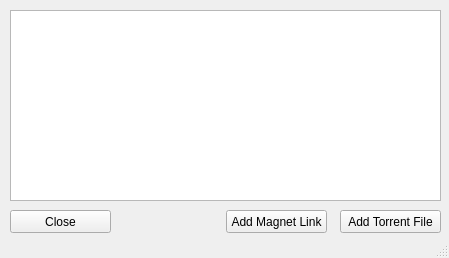
Old version of the form src/view/ui/mainwindow.ui in the repository RdeWilde/JoyStream.
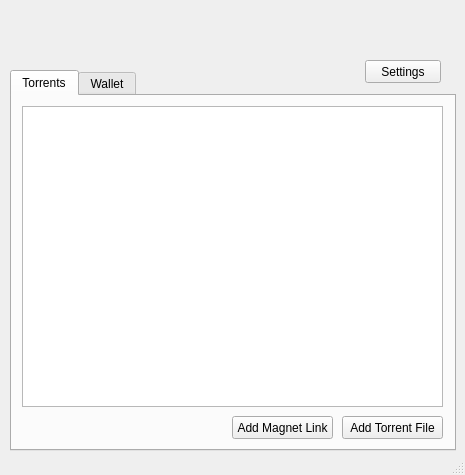
New version of the form. Icons and pictures are not drawn.

Diff of the .ui file:
```diff
--- a/src/view/ui/mainwindow.ui
+++ b/src/view/ui/mainwindow.ui
@@ -6,61 +6,112 @@
    <rect>
     <x>0</x>
     <y>0</y>
-    <width>449</width>
-    <height>258</height>
+    <width>465</width>
+    <height>475</height>
    </rect>
   </property>
   <property name="windowTitle">
    <string>MainWindow</string>
   </property>
   <widget class="QWidget" name="centralWidget">
-   <widget class="QTableView" name="tableView">
+   <widget class="QPushButton" name="settingsPushButton">
     <property name="geometry">
      <rect>
-      <x>10</x>
-      <y>10</y>
-      <width>431</width>
-      <height>191</height>
-     </rect>
-    </property>
-   </widget>
-   <widget class="QPushButton" name="addTorrentFilePushButton">
-    <property name="geometry">
-     <rect>
-      <x>340</x>
-      <y>210</y>
-      <width>101</width>
+      <x>365</x>
+      <y>60</y>
+      <width>76</width>
       <height>23</height>
      </rect>
     </property>
     <property name="text">
-     <string>Add Torrent File</string>
+     <string>Settings</string>
     </property>
    </widget>
-   <widget class="QPushButton" name="closePushButton">
+   <widget class="QTabWidget" name="tabWidget">
     <property name="geometry">
      <rect>
       <x>10</x>
-      <y>210</y>
-      <width>101</width>
-      <height>23</height>
+      <y>70</y>
+      <width>446</width>
+      <height>381</height>
      </rect>
     </property>
-    <property name="text">
-     <string>Close</string>
+    <property name="tabShape">
+     <enum>QTabWidget::Rounded</enum>
     </property>
+    <property name="currentIndex">
+     <number>0</number>
+    </property>
+    <property name="iconSize">
+     <size>
+      <width>32</width>
+      <height>32</height>
+     </size>
+    </property>
+    <property name="elideMode">
+     <enum>Qt::ElideNone</enum>
+    </property>
+    <widget class="QWidget" name="torrentsTab">
+     <attribute name="title">
+      <string>Torrents</string>
+     </attribute>
+     <widget class="QTableView" name="tableView">
+      <property name="geometry">
+       <rect>
+        <x>10</x>
+        <y>10</y>
+        <width>421</width>
+        <height>301</height>
+       </rect>
+      </property>
+     </widget>
+     <widget class="QPushButton" name="addMagnetLinkPushButton">
+      <property name="geometry">
+       <rect>
+        <x>220</x>
+        <y>320</y>
+        <width>101</width>
+        <height>23</height>
+       </rect>
+      </property>
+      <property name="text">
+       <string>Add Magnet Link</string>
+      </property>
+     </widget>
+     <widget class="QPushButton" name="addTorrentFilePushButton">
+      <property name="geometry">
+       <rect>
+        <x>330</x>
+        <y>320</y>
+        <width>101</width>
+        <height>23</height>
+       </rect>
+      </property>
+      <property name="text">
+       <string>Add Torrent File</string>
+      </property>
+     </widget>
+    </widget>
+    <widget class="QWidget" name="walletTab">
+     <attribute name="title">
+      <string>Wallet</string>
+     </attribute>
+    </widget>
    </widget>
-   <widget class="QPushButton" name="addMagnetLinkPushButton">
+   <widget class="QLabel" name="label">
     <property name="geometry">
      <rect>
-      <x>226</x>
-      <y>210</y>
-      <width>101</width>
-      <height>23</height>
+      <x>15</x>
+      <y>5</y>
+      <width>156</width>
+      <height>61</height>
      </rect>
     </property>
     <property name="text">
-     <string>Add Magnet Link</string>
+     <string/>
+    </property>
+    <property name="pixmap">
+     <pixmap>D:/Projects/BitSwapr/Logo/Original from designer/BitSwaprResized_150.png</pixmap>
     </property>
    </widget>
   </widget>
```
Left out of the diff: 6 changed lines with no effect on the pictures.
